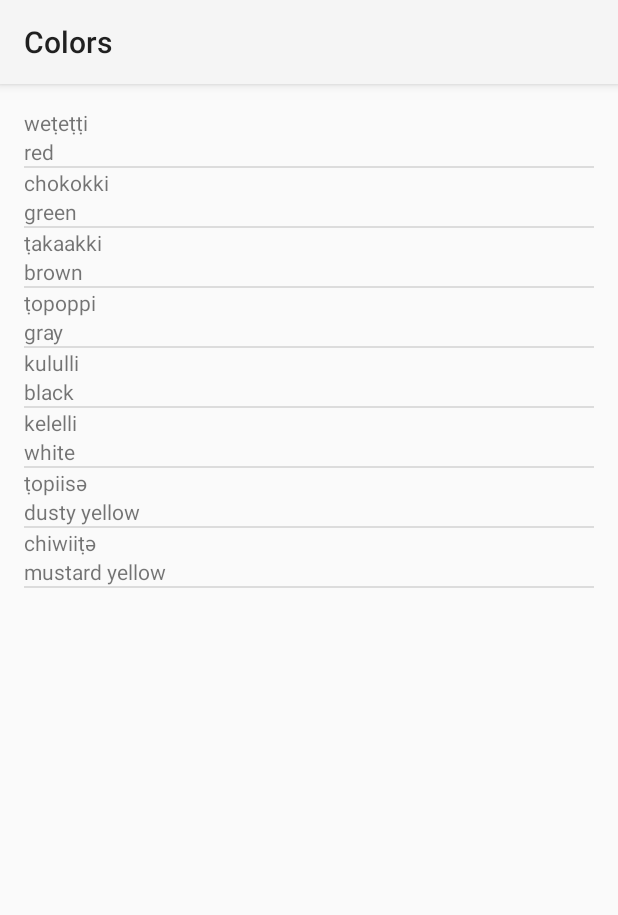
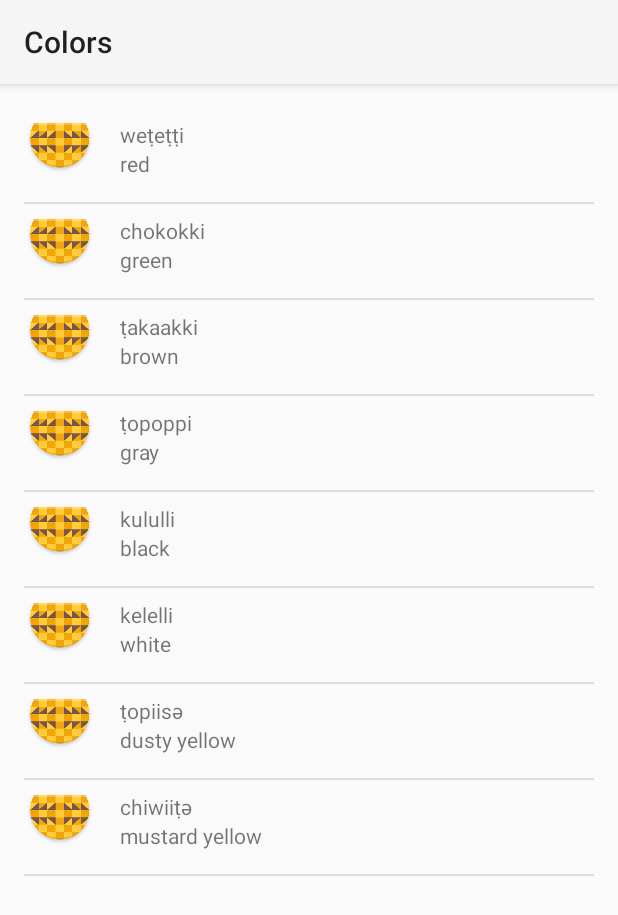
Before and after one commit to SonyaMoisset/miwok_ANDROID, an Android app: the ColorsActivity screen opened directly, with no data from a screen before it, on a phone screen of 412 x 824 dp. Shown: the top 915 px of the screen. Run offline under Robolectric (Android 15) with nearby library versions, the phone set to English and light mode, and no system bars.

Commit message:
Update list_item.xml

```diff
--- a/app/src/main/res/layout/list_item.xml
+++ b/app/src/main/res/layout/list_item.xml
@@ -1,20 +1,38 @@
 <?xml version="1.0" encoding="utf-8"?>
-<LinearLayout xmlns:android="http://schemas.android.com/apk/res/android"
+<LinearLayout
+    xmlns:android="http://schemas.android.com/apk/res/android"
+    xmlns:app="http://schemas.android.com/apk/res-auto"
     xmlns:tools="http://schemas.android.com/tools"
-              android:orientation="vertical"
     android:layout_width="match_parent"
     android:layout_height="match_parent"
-              android:layout_margin="16dp">
+    android:layout_margin="16dp"
+    android:orientation="horizontal">
+
+    <ImageView
+        android:id="@+id/image"
+        android:layout_width="wrap_content"
+        android:layout_height="wrap_content"
+        app:srcCompat="@mipmap/ic_launcher"/>
+
+    <LinearLayout
+        android:layout_width="match_parent"
+        android:layout_height="wrap_content"
+        android:orientation="vertical"
+        android:paddingLeft="16dp"
+        android:paddingTop="8dp"
+        android:paddingBottom="16dp">
 
         <TextView
             android:id="@+id/miwok_text_view"
-        android:layout_width="match_parent"
+            android:layout_width="wrap_content"
             android:layout_height="wrap_content"
+            android:layout_alignParentTop="true"
             tools:text="lutti"/>
 
         <TextView
             android:id="@+id/default_text_view"
-        android:layout_width="match_parent"
+            android:layout_width="wrap_content"
             android:layout_height="wrap_content"
             tools:text="one"/>
     </LinearLayout>
+</LinearLayout>
```
Lines whose indentation alone changed are shown as unchanged.
